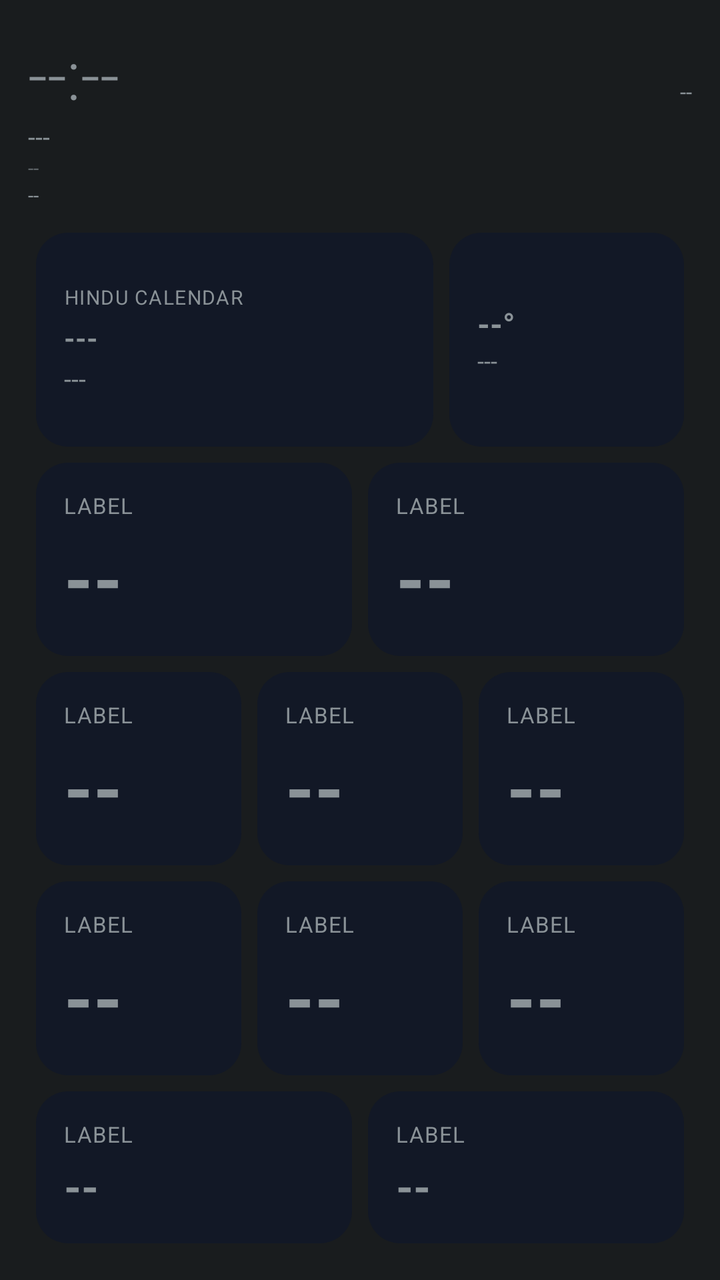
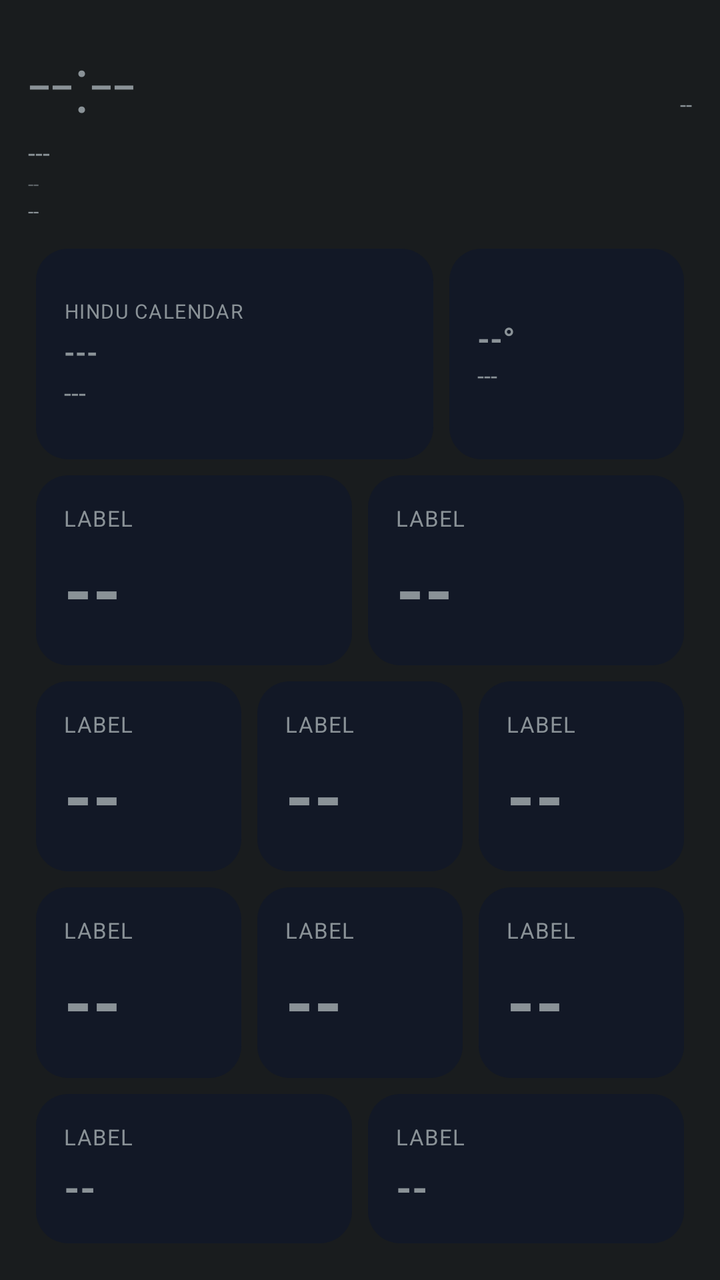

Compare the two renders of this Android layout. The source of the first and the diff that turns it into the second are given below.
<!-- AndroidManifest.xml: application theme android:Theme.DeviceDefault.NoActionBar -->
<!-- res/layout/aod_layout_bento_modern.xml -->
<?xml version="1.0" encoding="utf-8"?>
<LinearLayout xmlns:android="http://schemas.android.com/apk/res/android"
    android:id="@+id/bg_root"
    android:layout_width="match_parent"
    android:layout_height="match_parent"
    android:orientation="vertical"
    android:padding="14dp">

    <LinearLayout
        android:layout_width="match_parent"
        android:layout_height="wrap_content"
        android:orientation="horizontal">

        <TextView
            android:id="@+id/clock"
            android:layout_width="wrap_content"
            android:layout_height="wrap_content"
            android:textSize="34sp"
            android:fontFamily="sans-serif-light"
            android:text="--:--" />

        <TextView
            android:id="@+id/health_badge"
            android:layout_width="0dp"
            android:layout_height="wrap_content"
            android:layout_weight="1"
            android:layout_gravity="top"
            android:gravity="end"
            android:textSize="11sp"
            android:textAllCaps="true"
            android:text="--" />
    </LinearLayout>

    <TextView
        android:id="@+id/date"
        android:layout_width="wrap_content"
        android:layout_height="wrap_content"
        android:textSize="13sp"
        android:text="---" />

    <TextView
        android:id="@+id/perf_badge"
        android:layout_width="wrap_content"
        android:layout_height="wrap_content"
        android:textSize="10sp"
        android:alpha="0.6"
        android:text="--" />

    <TextView
        android:id="@+id/net_type_badge"
        android:layout_width="wrap_content"
        android:layout_height="wrap_content"
        android:textSize="10sp"
        android:text="--" />

    <TextView
        android:id="@+id/muhurat_badge"
        android:layout_width="wrap_content"
        android:layout_height="wrap_content"
        android:textSize="11sp"
        android:textStyle="bold"
        android:visibility="gone"
        android:text="--" />

    
    <LinearLayout
        android:layout_width="match_parent"
        android:layout_height="0dp"
        android:layout_weight="1.1"
        android:orientation="horizontal"
        android:layout_marginTop="8dp">

        <LinearLayout
            android:id="@+id/panchang_card"
            android:layout_width="0dp"
            android:layout_height="match_parent"
            android:layout_weight="1.7"
            android:layout_margin="4dp"
            android:background="@drawable/aod_card_bg_modern"
            android:orientation="vertical"
            android:gravity="center_vertical"
            android:padding="14dp">

            <TextView
                android:id="@+id/panchang_header"
                android:layout_width="wrap_content"
                android:layout_height="wrap_content"
                android:textSize="10sp"
                android:textAllCaps="true"
                android:letterSpacing="0.05"
                android:text="Hindu calendar" />

            <TextView
                android:id="@+id/panchang_tithi"
                android:layout_width="match_parent"
                android:layout_height="wrap_content"
                android:layout_marginTop="4dp"
                android:textStyle="bold"
                android:maxLines="1"
                android:autoSizeTextType="uniform"
                android:autoSizeMinTextSize="14sp"
                android:autoSizeMaxTextSize="22sp"
                android:text="---" />

            <TextView
                android:id="@+id/panchang_nakshatra"
                android:layout_width="match_parent"
                android:layout_height="wrap_content"
                android:layout_marginTop="2dp"
                android:textSize="13sp"
                android:maxLines="1"
                android:ellipsize="end"
                android:text="---" />
        </LinearLayout>

        <LinearLayout
            android:id="@+id/weather_card"
            android:layout_width="0dp"
            android:layout_height="match_parent"
            android:layout_weight="1"
            android:layout_margin="4dp"
            android:background="@drawable/aod_card_bg_modern"
            android:orientation="vertical"
            android:gravity="center_vertical"
            android:padding="14dp">

            <TextView
                android:id="@+id/weather_temp"
                android:layout_width="match_parent"
                android:layout_height="wrap_content"
                android:textStyle="bold"
                android:maxLines="1"
                android:autoSizeTextType="uniform"
                android:autoSizeMinTextSize="16sp"
                android:autoSizeMaxTextSize="28sp"
                android:text="--°" />

            <TextView
                android:id="@+id/weather_condition"
                android:layout_width="match_parent"
                android:layout_height="wrap_content"
                android:layout_marginTop="2dp"
                android:textSize="12sp"
                android:maxLines="2"
                android:text="---" />
        </LinearLayout>
    </LinearLayout>

    
    <LinearLayout
        android:layout_width="match_parent"
        android:layout_height="0dp"
        android:layout_weight="1"
        android:orientation="horizontal">
        <include layout="@layout/aod_card_stat" android:id="@+id/row0" />
        <include layout="@layout/aod_card_stat" android:id="@+id/row4" />
    </LinearLayout>

    
    <LinearLayout
        android:layout_width="match_parent"
        android:layout_height="0dp"
        android:layout_weight="1"
        android:orientation="horizontal">
        <include layout="@layout/aod_card_stat" android:id="@+id/row2" />
        <include layout="@layout/aod_card_stat" android:id="@+id/row9" />
        <include layout="@layout/aod_card_stat" android:id="@+id/row8" />
    </LinearLayout>

    
    <LinearLayout
        android:layout_width="match_parent"
        android:layout_height="0dp"
        android:layout_weight="1"
        android:orientation="horizontal">
        <include layout="@layout/aod_card_stat" android:id="@+id/row1" />
        <include layout="@layout/aod_card_stat" android:id="@+id/row5" />
        <include layout="@layout/aod_card_stat" android:id="@+id/row6" />
    </LinearLayout>

    
    <LinearLayout
        android:layout_width="match_parent"
        android:layout_height="0dp"
        android:layout_weight="0.8"
        android:orientation="horizontal">
        <include layout="@layout/aod_card_stat" android:id="@+id/row3"
            android:layout_width="0dp" android:layout_weight="2.2" />
        <include layout="@layout/aod_card_stat" android:id="@+id/row7" />
    </LinearLayout>

</LinearLayout>
<!-- res/layout/aod_card_stat.xml (included above) -->
<?xml version="1.0" encoding="utf-8"?>
<LinearLayout xmlns:android="http://schemas.android.com/apk/res/android"
    android:layout_width="0dp"
    android:layout_height="match_parent"
    android:layout_weight="1"
    android:layout_margin="4dp"
    android:background="@drawable/aod_card_bg_modern"
    android:orientation="vertical"
    android:gravity="center_vertical"
    android:padding="14dp">

    <TextView
        android:id="@+id/stat_label"
        android:layout_width="wrap_content"
        android:layout_height="wrap_content"
        android:textSize="11sp"
        android:textAllCaps="true"
        android:letterSpacing="0.03"
        android:text="Label" />

    <TextView
        android:id="@+id/stat_value"
        android:layout_width="match_parent"
        android:layout_height="0dp"
        android:layout_weight="1"
        android:layout_marginTop="4dp"
        android:gravity="center_vertical"
        android:textStyle="bold"
        android:maxLines="1"
        android:autoSizeTextType="uniform"
        android:autoSizeMinTextSize="14sp"
        android:autoSizeMaxTextSize="90sp"
        android:autoSizeStepGranularity="1sp"
        android:text="--" />

</LinearLayout>
<!-- resources referenced by this layout -->
<resources>
  <!-- drawable aod_card_bg_modern (drawable) -->
  <?xml version="1.0" encoding="utf-8"?>
  <shape xmlns:android="http://schemas.android.com/apk/res/android">
      <solid android:color="#121826" />
      <corners android:radius="16dp" />
  </shape>
</resources>

<!-- the commit's change to res/layout/aod_layout_bento_modern.xml (unified diff, before → after) -->
@@ -15,7 +15,7 @@
             android:id="@+id/clock"
             android:layout_width="wrap_content"
             android:layout_height="wrap_content"
-            android:textSize="34sp"
+            android:textSize="40sp"
             android:fontFamily="sans-serif-light"
             android:text="--:--" />
 
